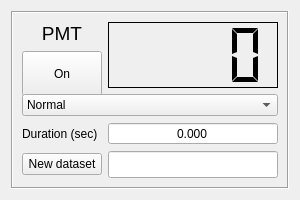
This is clients/qtui/pmtfrontend.ui in HaeffnerLab/Haeffner-Lab-LabRAD-Tools as Qt 5 draws it before an edit. The edited form follows.
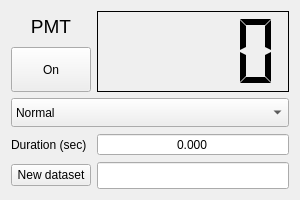
This is the edited form.

The edit to the form file:
```diff
--- a/clients/qtui/pmtfrontend.ui
+++ b/clients/qtui/pmtfrontend.ui
@@ -33,33 +33,60 @@
   </property>
   <layout class="QGridLayout" name="gridLayout">
    <item row="0" column="1">
-    <widget class="QFrame" name="frame">
+    <layout class="QGridLayout" name="gridLayout_3">
+     <item row="0" column="0">
+      <widget class="QLabel" name="label">
+       <property name="sizePolicy">
+        <sizepolicy hsizetype="Minimum" vsizetype="MinimumExpanding">
+         <horstretch>0</horstretch>
+         <verstretch>0</verstretch>
+        </sizepolicy>
+       </property>
+       <property name="font">
+        <font>
+         <pointsize>14</pointsize>
+        </font>
+       </property>
+       <property name="text">
+        <string>PMT</string>
+       </property>
+       <property name="alignment">
+        <set>Qt::AlignCenter</set>
+       </property>
+      </widget>
+     </item>
+     <item row="1" column="0">
+      <widget class="QPushButton" name="pushButton">
+       <property name="sizePolicy">
+        <sizepolicy hsizetype="Minimum" vsizetype="MinimumExpanding">
+         <horstretch>0</horstretch>
+         <verstretch>0</verstretch>
+        </sizepolicy>
+       </property>
      <property name="minimumSize">
       <size>
-       <width>198</width>
-       <height>119</height>
-      </size>
-     </property>
-     <property name="maximumSize">
-      <size>
-       <width>9999999</width>
-       <height>99999</height>
-      </size>
-     </property>
-     <property name="frameShape">
-      <enum>QFrame::Box</enum>
-     </property>
-     <property name="frameShadow">
-      <enum>QFrame::Sunken</enum>
-     </property>
-     <layout class="QGridLayout" name="gridLayout_2">
-      <property name="sizeConstraint">
-       <enum>QLayout::SetDefaultConstraint</enum>
-      </property>
-      <item row="1" column="1" rowspan="2">
+         <width>45</width>
+         <height>45</height>
+        </size>
+       </property>
+       <property name="text">
+        <string>On</string>
+       </property>
+       <property name="checkable">
+        <bool>true</bool>
+       </property>
+       <property name="default">
+        <bool>false</bool>
+       </property>
+       <property name="flat">
+        <bool>false</bool>
+       </property>
+      </widget>
+     </item>
+     <item row="0" column="1" rowspan="2">
        <widget class="QLCDNumber" name="lcdNumber">
         <property name="sizePolicy">
-         <sizepolicy hsizetype="Expanding" vsizetype="Expanding">
+        <sizepolicy hsizetype="MinimumExpanding" vsizetype="MinimumExpanding">
           <horstretch>0</horstretch>
           <verstretch>0</verstretch>
          </sizepolicy>
@@ -89,42 +116,34 @@
         </property>
        </widget>
       </item>
-      <item row="2" column="0">
-       <widget class="QPushButton" name="pushButton">
+     <item row="2" column="0" colspan="2">
+      <widget class="QComboBox" name="comboBox">
         <property name="sizePolicy">
          <sizepolicy hsizetype="Minimum" vsizetype="MinimumExpanding">
           <horstretch>0</horstretch>
           <verstretch>0</verstretch>
          </sizepolicy>
         </property>
-        <property name="minimumSize">
-         <size>
-          <width>45</width>
-          <height>45</height>
-         </size>
+       <item>
+        <property name="text">
+         <string>Normal</string>
         </property>
+       </item>
+       <item>
         <property name="text">
-         <string>On</string>
+         <string>Differential</string>
         </property>
-        <property name="checkable">
-         <bool>true</bool>
-        </property>
-        <property name="default">
-         <bool>false</bool>
-        </property>
-        <property name="flat">
-         <bool>false</bool>
-        </property>
-       </widget>
-      </item>
-      <item row="4" column="0">
+       </item>
+      </widget>
+     </item>
+     <item row="3" column="0">
        <widget class="QLabel" name="label_2">
         <property name="text">
          <string>Duration (sec)</string>
         </property>
        </widget>
       </item>
-      <item row="4" column="1">
+     <item row="3" column="1">
        <widget class="QDoubleSpinBox" name="doubleSpinBox">
         <property name="sizePolicy">
          <sizepolicy hsizetype="Expanding" vsizetype="Fixed">
@@ -158,7 +177,7 @@
         </property>
        </widget>
       </item>
-      <item row="5" column="0">
+     <item row="4" column="0">
        <widget class="QPushButton" name="newSet">
         <property name="sizePolicy">
          <sizepolicy hsizetype="Fixed" vsizetype="Fixed">
@@ -177,7 +196,7 @@
         </property>
        </widget>
       </item>
-      <item row="5" column="1">
+     <item row="4" column="1">
        <widget class="QLineEdit" name="lineEdit">
         <property name="sizePolicy">
          <sizepolicy hsizetype="Expanding" vsizetype="Fixed">
@@ -195,62 +214,7 @@
         </property>
        </widget>
       </item>
-     <!--  <item row="6" column="0">
-       <widget class="QLabel" name="label_3">
-        <property name="text">
-         <string>Trapping Threshold</string>
-        </property>
-       </widget>
-      </item>
-      <item row="6" column="1">
-       <widget class="QLineEdit" name="lineEdit_trapping_threshold">
-        <property name="sizePolicy">
-         <sizepolicy hsizetype="Expanding" vsizetype="Fixed">
-          <horstretch>0</horstretch>
-          <verstretch>0</verstretch>
-         </sizepolicy>
-        </property>
-        <property name="font">
-         <font>
-          <pointsize>12</pointsize>
-         </font>
-        </property>
-        <property name="alignment">
-         <set>Qt::AlignCenter</set>
-        </property>
-       </widget>
-      </item> -->
-      <item row="1" column="0">
-       <widget class="QLabel" name="label">
-        <property name="font">
-         <font>
-          <pointsize>14</pointsize>
-         </font>
-        </property>
-        <property name="text">
-         <string>PMT</string>
-        </property>
-        <property name="alignment">
-         <set>Qt::AlignCenter</set>
-        </property>
-       </widget>
-      </item>
-      <item row="3" column="0" colspan="2">
-       <widget class="QComboBox" name="comboBox">
-        <item>
-         <property name="text">
-          <string>Normal</string>
-         </property>
-        </item>
-        <item>
-         <property name="text">
-          <string>Differential</string>
-         </property>
-        </item>
-       </widget>
-      </item>
-     </layout>
-    </widget>
+    </layout>
    </item>
   </layout>
  </widget>
```
Lines whose indentation alone changed are shown as unchanged.
